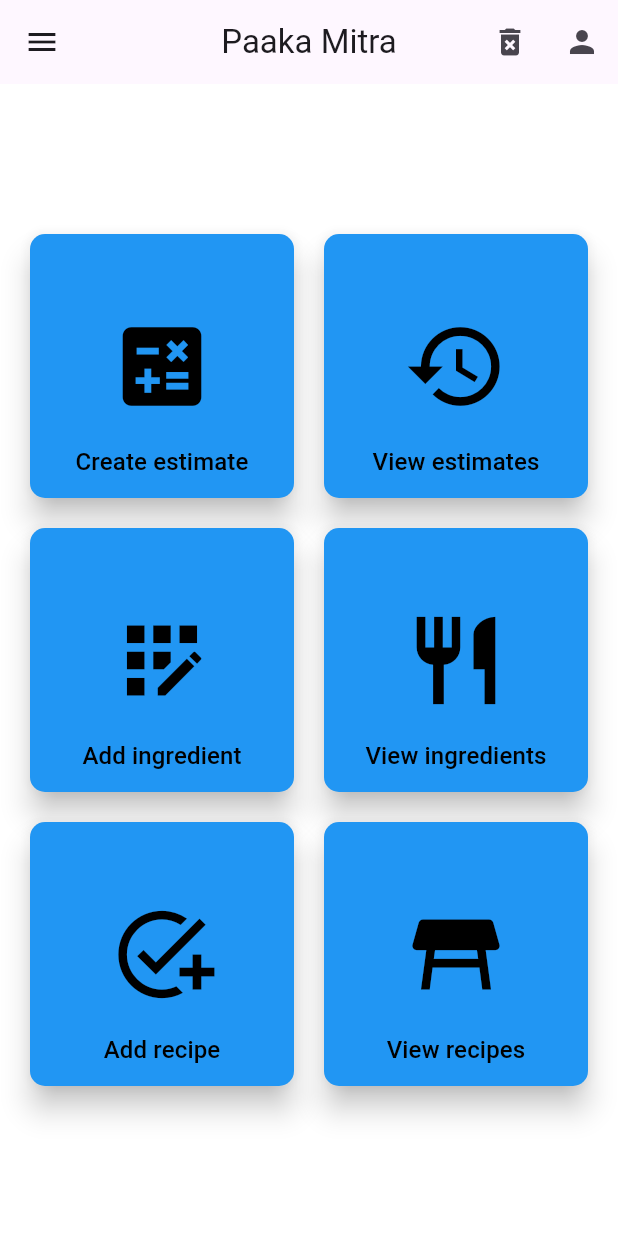
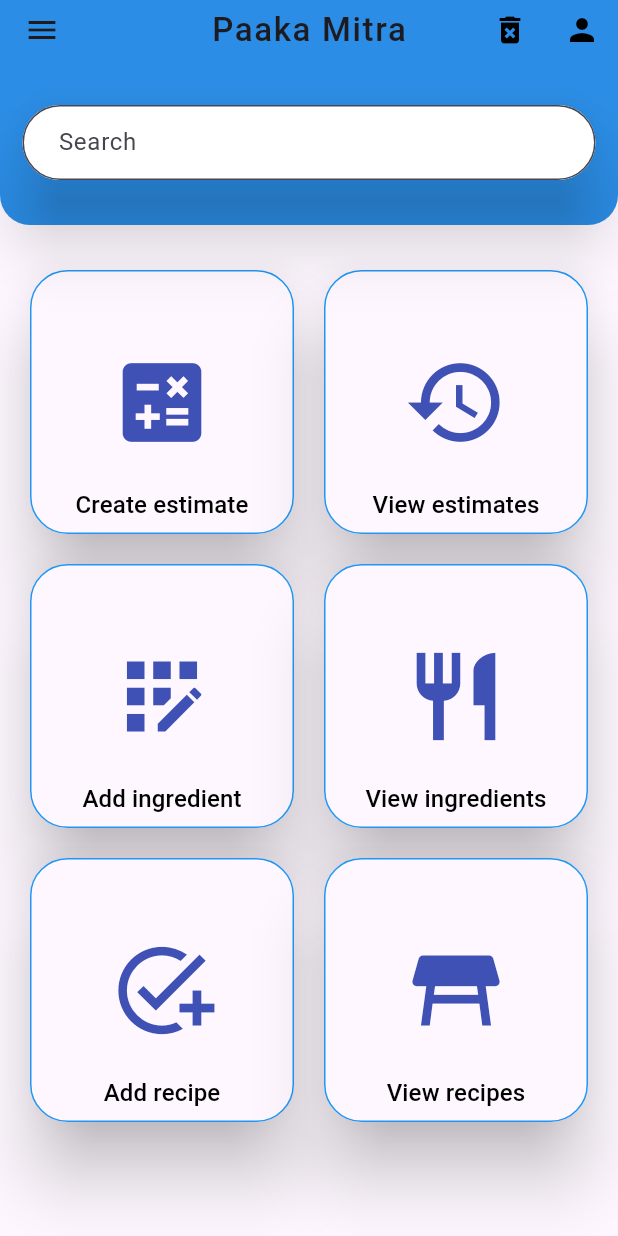
Before and after one commit to nandeeshkamath/paka-mitra, a Flutter app: the screen it shows after launch, on a phone screen of 412 x 824 dp. Run offline on Flutter 3.47's test engine with Material 2 defaults, Android fonts, the phone set to English and light mode, and no system bars; our stand-ins replace flutter_slidable, sqflite, sqflite_common_ffi_web; accounts and stored records are empty.

Commit message:
Update home screen

```diff
--- a/lib/home.dart
+++ b/lib/home.dart
@@ -1,9 +1,9 @@
 import 'package:flutter/material.dart';
 import 'package:wing_cook/add_ingredient.dart';
 import 'package:wing_cook/add_recipe.dart';
+import 'package:wing_cook/constants/app_theme.dart';
 import 'package:wing_cook/create_estimate.dart';
 import 'package:wing_cook/database/ingredients_repository.dart';
-import 'package:wing_cook/database/recipe_ingredients_map_repository.dart';
 import 'package:wing_cook/database/recipe_repository.dart';
 import 'package:wing_cook/view_ingredients.dart';
 import 'package:wing_cook/view_recipes.dart';
@@ -14,9 +14,13 @@ class HomePage extends StatelessWidget {
   Widget gridTile(
       BuildContext context, title, Color color, Widget? onTap, IconData icon) {
     return Material(
-      elevation: 8,
-      borderRadius: BorderRadius.circular(10),
-      color: Colors.blue,
+      elevation: 20,
+      // borderRadius: BorderRadius.circular(10),
+      shape: RoundedRectangleBorder(
+        side: const BorderSide(color: primary),
+        borderRadius: BorderRadius.circular(25),
+      ),
+      // color: Colors.lightBlue[100],
       child: TextButton(
         onPressed: () {
           if (onTap != null) {
@@ -31,21 +35,19 @@ class HomePage extends StatelessWidget {
           overlayColor: MaterialStateProperty.all(Colors.transparent),
         ),
         child: GridTile(
-            footer: Padding(
-              padding: const EdgeInsets.symmetric(vertical: 5),
-              child: Text(
+          footer: Text(
             title,
             textAlign: TextAlign.center,
-                style:
-                    const TextStyle(fontSize: 16, fontWeight: FontWeight.w500),
+            style: const TextStyle(fontSize: 16, fontWeight: FontWeight.w500),
             // style: Theme.of(context).textTheme.headlineSmall,
-              ),
           ),
           child: Icon(
             icon,
+            color: Colors.indigo[500],
             size: 70,
           ),
-          )),
+        ),
+      ),
     );
   }
 
@@ -54,23 +56,68 @@ class HomePage extends StatelessWidget {
     return Scaffold(
       appBar: AppBar(
         centerTitle: true,
-        title: const Text('Paaka Mitra'),
+        title: const Text(
+          'Paaka Mitra',
+          style: TextStyle(fontWeight: FontWeight.w500, letterSpacing: 1.1),
+        ),
+        backgroundColor: primary,
+        elevation: 20,
+        toolbarHeight: 150,
+        shape: const RoundedRectangleBorder(
+          borderRadius: BorderRadius.only(
+            bottomLeft: Radius.circular(20),
+            bottomRight: Radius.circular(20),
+          ),
+        ),
+        bottom: PreferredSize(
+          preferredSize: const Size.fromHeight(0),
+          child: SizedBox(
+            width: double.infinity,
+            child: Padding(
+              padding: const EdgeInsets.symmetric(horizontal: 15, vertical: 30),
+              child: Material(
+                elevation: 20,
+                shape: RoundedRectangleBorder(
+                    borderRadius: BorderRadius.circular(50)),
+                child: TextField(
+                  decoration: InputDecoration(
+                    fillColor: Colors.white,
+                    filled: true,
+                    hintText: "Search",
+                    contentPadding: const EdgeInsets.symmetric(
+                        horizontal: 20, vertical: 13),
+                    border: OutlineInputBorder(
+                      borderRadius: BorderRadius.circular(50),
+                      // borderSide: const BorderSide(color: primary),
+                    ),
+                    isDense: true,
+                  ),
+                ),
+              ),
+            ),
+          ),
+        ),
         actions: [
           IconButton(
             onPressed: () {
               IngredientsRepository.deleteAll();
               RecipesRepository.deleteAll();
             },
-            icon: const Icon(Icons.delete_forever),
+            icon: const Icon(
+              Icons.delete_forever,
+              color: Colors.black,
+            ),
           ),
           IconButton(
-            icon: const Icon(Icons.person),
+            icon: const Icon(
+              Icons.person,
+              color: Colors.black,
+            ),
             tooltip: 'Open profile',
             onPressed: () {},
           ),
         ],
       ),
-      backgroundColor: Colors.white,
       drawer: const Drawer(
         child: Column(
           children: [
@@ -113,8 +160,16 @@ class HomePage extends StatelessWidget {
           ],
         ),
       ),
-      body: Center(
+      body: SingleChildScrollView(
+        child: Column(
+          children: [
+            const SizedBox(
+              height: 30,
+            ),
+            SingleChildScrollView(
               child: GridView.count(
+                // scrollDirection: Axis.vertical,
+                physics: const ScrollPhysics(),
                 padding: const EdgeInsets.symmetric(horizontal: 20),
                 shrinkWrap: true,
                 crossAxisCount: 2,
@@ -123,16 +178,19 @@ class HomePage extends StatelessWidget {
                 children: [
                   gridTile(context, 'Create estimate', Colors.orange,
                       const CreateEstimation(), Icons.calculate),
-            gridTile(
-                context, 'View estimates', Colors.orange, null, Icons.history),
+                  gridTile(context, 'View estimates', Colors.orange, null,
+                      Icons.history),
                   gridTile(context, 'Add ingredient', Colors.orange,
                       const AddIngredient(), Icons.app_registration),
                   gridTile(context, 'View ingredients', Colors.orange,
                       const ViewIngredients(), Icons.restaurant),
-            gridTile(context, 'Add recipe', Colors.orange, const AddRecipe(),
-                Icons.add_task),
+                  gridTile(context, 'Add recipe', Colors.orange,
+                      const AddRecipe(), Icons.add_task),
                   gridTile(context, 'View recipes', Colors.orange,
                       const ViewRecipes(), Icons.table_restaurant),
+                ],
+              ),
+            )
           ],
         ),
       ),
```
Also changed, not shown: lib/fragments/text_auto_complete.dart (added), 1 other file. Lines whose indentation alone changed are shown as unchanged.
